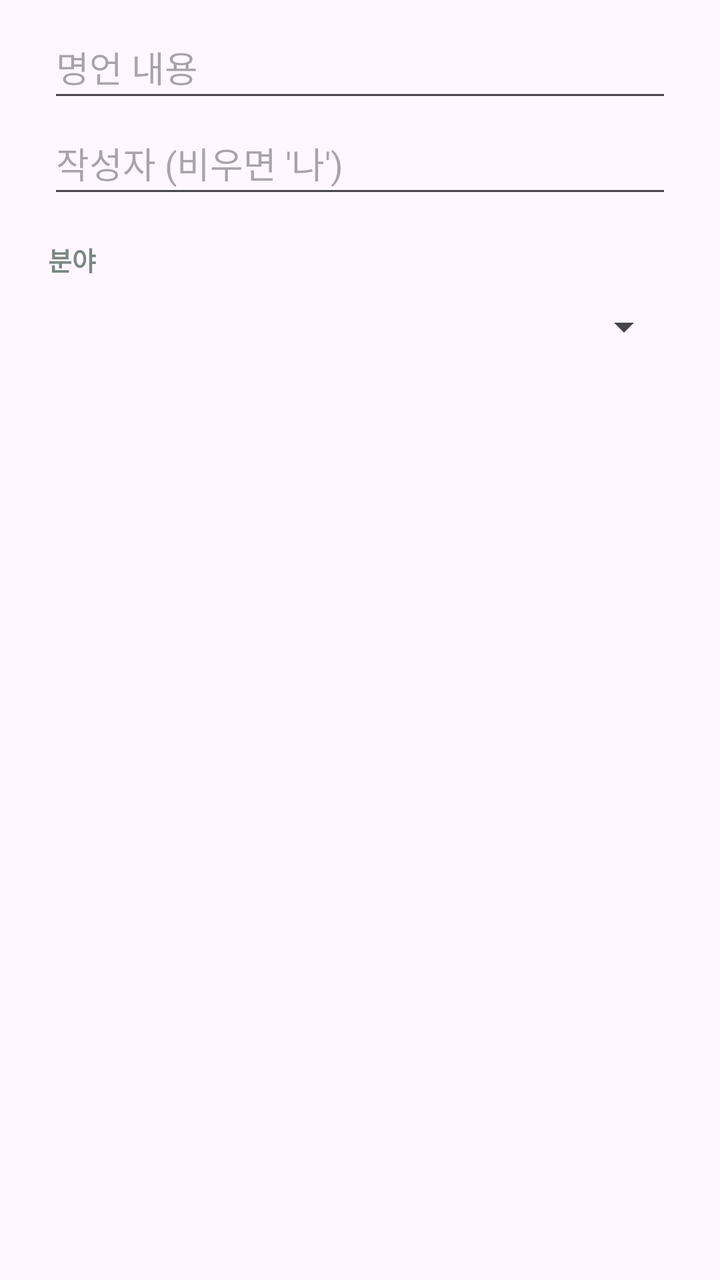
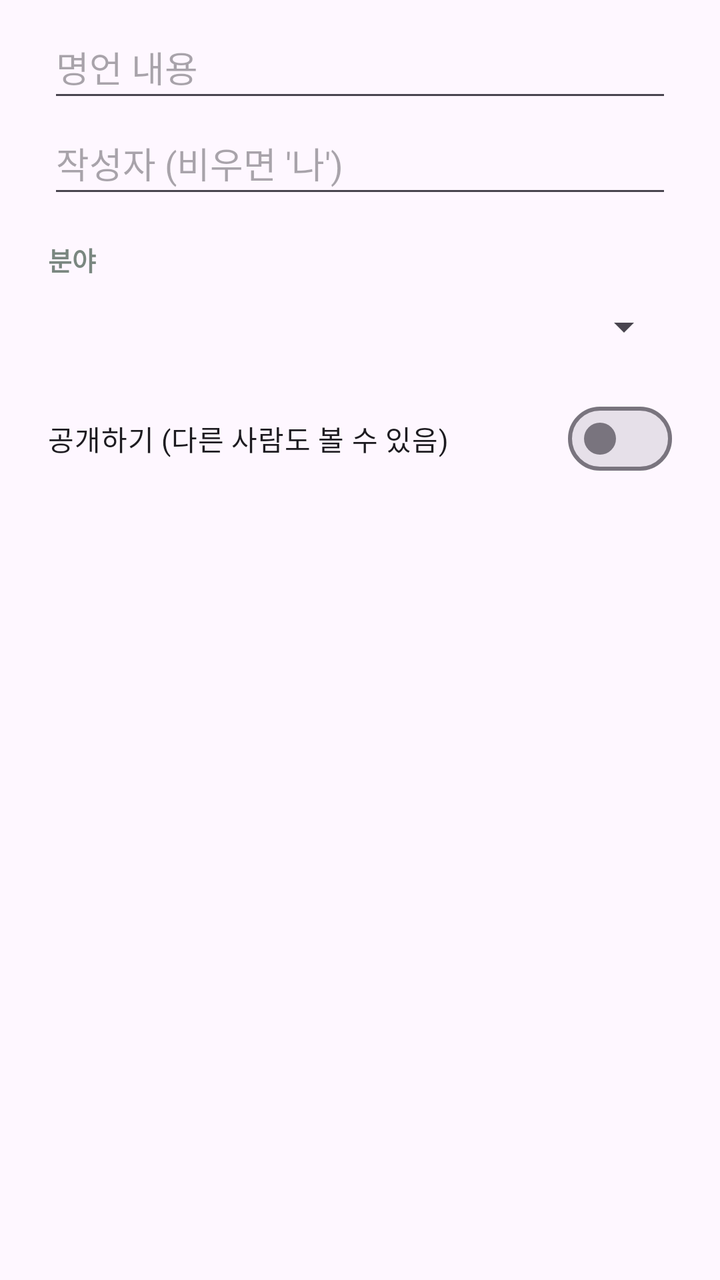

Two renders of the same Android screen: before a commit and after it. Below are the layout's source before the change and the commit's diff.
<!-- AndroidManifest.xml: application theme Theme.QuoteWallpaper -->
<!-- res/layout/dialog_add_quote.xml -->
<?xml version="1.0" encoding="utf-8"?>
<LinearLayout xmlns:android="http://schemas.android.com/apk/res/android"
    android:layout_width="match_parent"
    android:layout_height="wrap_content"
    android:orientation="vertical"
    android:paddingHorizontal="24dp"
    android:paddingTop="8dp">

    <EditText
        android:id="@+id/inputText"
        android:layout_width="match_parent"
        android:layout_height="wrap_content"
        android:hint="@string/input_text_hint"
        android:importantForAutofill="no"
        android:inputType="textMultiLine"
        android:minHeight="48dp" />

    <EditText
        android:id="@+id/inputAuthor"
        android:layout_width="match_parent"
        android:layout_height="wrap_content"
        android:hint="@string/input_author_hint"
        android:importantForAutofill="no"
        android:inputType="text"
        android:minHeight="48dp" />

    <TextView
        style="@style/Label"
        android:text="@string/label_category" />

    <Spinner
        android:id="@+id/inputCategory"
        android:layout_width="match_parent"
        android:layout_height="48dp" />
</LinearLayout>
<!-- resources referenced by this layout -->
<resources>
  <string name="input_author_hint">작성자 (비우면 \'나\')</string>
  <string name="input_text_hint">명언 내용</string>
  <string name="label_category">분야</string>
  <style name="Label">
          <item name="android:layout_width">match_parent</item>
          <item name="android:layout_height">wrap_content</item>
          <item name="android:layout_marginTop">16dp</item>
          <item name="android:textSize">13sp</item>
          <item name="android:textStyle">bold</item>
          <item name="android:textColor">@color/muted</item>
      </style>
  <style name="Theme.QuoteWallpaper" parent="Theme.Material3.DayNight">
          <item name="colorPrimary">@color/brand</item>
          <item name="colorOnPrimary">#FFFFFF</item>
      </style>
  <color name="muted">#7A8780</color>
  <color name="brand">#2C7A57</color>
</resources>

<!-- the commit's change to res/layout/dialog_add_quote.xml (unified diff, before → after) -->
@@ -32,4 +32,11 @@
         android:id="@+id/inputCategory"
         android:layout_width="match_parent"
         android:layout_height="48dp" />
+
+    <com.google.android.material.materialswitch.MaterialSwitch
+        android:id="@+id/inputPublic"
+        android:layout_width="match_parent"
+        android:layout_height="wrap_content"
+        android:layout_marginTop="8dp"
+        android:text="@string/input_public" />
 </LinearLayout>
<!-- resource entries referenced after the edit -->
@@ -1,6 +1,7 @@
 <!-- resources referenced by this layout -->
 <resources>
   <string name="input_author_hint">작성자 (비우면 \'나\')</string>
+  <string name="input_public">공개하기 (다른 사람도 볼 수 있음)</string>
   <string name="input_text_hint">명언 내용</string>
   <string name="label_category">분야</string>
   <style name="Label">
